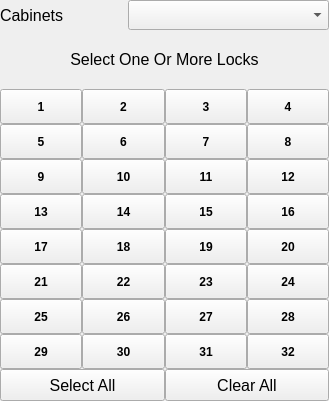
Above: Key/lockcabinetwidget.ui from BuzzSiler/keycodebox-key before the change. Below: the same form after it.
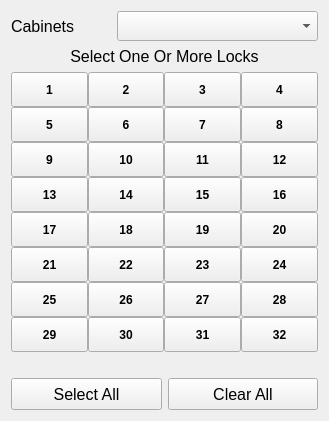
That is the form after the change.

The edit to the form file:
```diff
--- a/Key/lockcabinetwidget.ui
+++ b/Key/lockcabinetwidget.ui
@@ -7,7 +7,7 @@
     <x>0</x>
     <y>0</y>
     <width>329</width>
-    <height>401</height>
+    <height>416</height>
    </rect>
   </property>
   <property name="sizePolicy">
@@ -35,19 +35,7 @@
 }
 </string>
   </property>
-  <widget class="QWidget" name="layoutWidget">
-   <property name="geometry">
-    <rect>
-     <x>0</x>
-     <y>0</y>
-     <width>329</width>
-     <height>401</height>
-    </rect>
-   </property>
-   <layout class="QVBoxLayout" name="vloLockCabinet">
-    <property name="spacing">
-     <number>0</number>
-    </property>
+  <layout class="QVBoxLayout" name="verticalLayout_2">
     <item>
      <layout class="QVBoxLayout" name="vloSelectedCabinet">
       <item>
@@ -878,10 +866,16 @@
      </layout>
     </item>
     <item>
-     <layout class="QHBoxLayout" name="hloSelectClearAll">
-      <property name="spacing">
-       <number>0</number>
-      </property>
+    <layout class="QVBoxLayout" name="verticalLayout">
+     <item>
+      <widget class="QLabel" name="lblCurrentSelectedLocks">
+       <property name="text">
+        <string/>
+       </property>
+      </widget>
+     </item>
+     <item>
+      <layout class="QHBoxLayout" name="horizontalLayout">
       <item>
        <widget class="QPushButton" name="pbSelectAll">
         <property name="minimumSize">
@@ -921,7 +915,8 @@
      </layout>
     </item>
    </layout>
-  </widget>
+   </item>
+  </layout>
  </widget>
  <resources/>
  <connections/>
```
Lines whose indentation alone changed are shown as unchanged.
